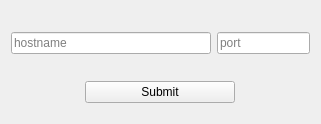
Above: uiFiles/socket.ui from ghorik78/serverGui before the change. Below: the same form after it.
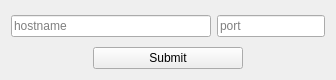
That is the form after the change.

Patch:
```diff
--- a/uiFiles/socket.ui
+++ b/uiFiles/socket.ui
@@ -6,8 +6,8 @@
    <rect>
     <x>0</x>
     <y>0</y>
-    <width>321</width>
-    <height>124</height>
+    <width>336</width>
+    <height>80</height>
    </rect>
   </property>
   <property name="windowTitle">
@@ -17,7 +17,7 @@
    <item>
     <layout class="QVBoxLayout" name="verticalLayout">
      <property name="bottomMargin">
-      <number>10</number>
+      <number>0</number>
      </property>
      <item>
       <widget class="QFrame" name="horizontalFrame">
```
